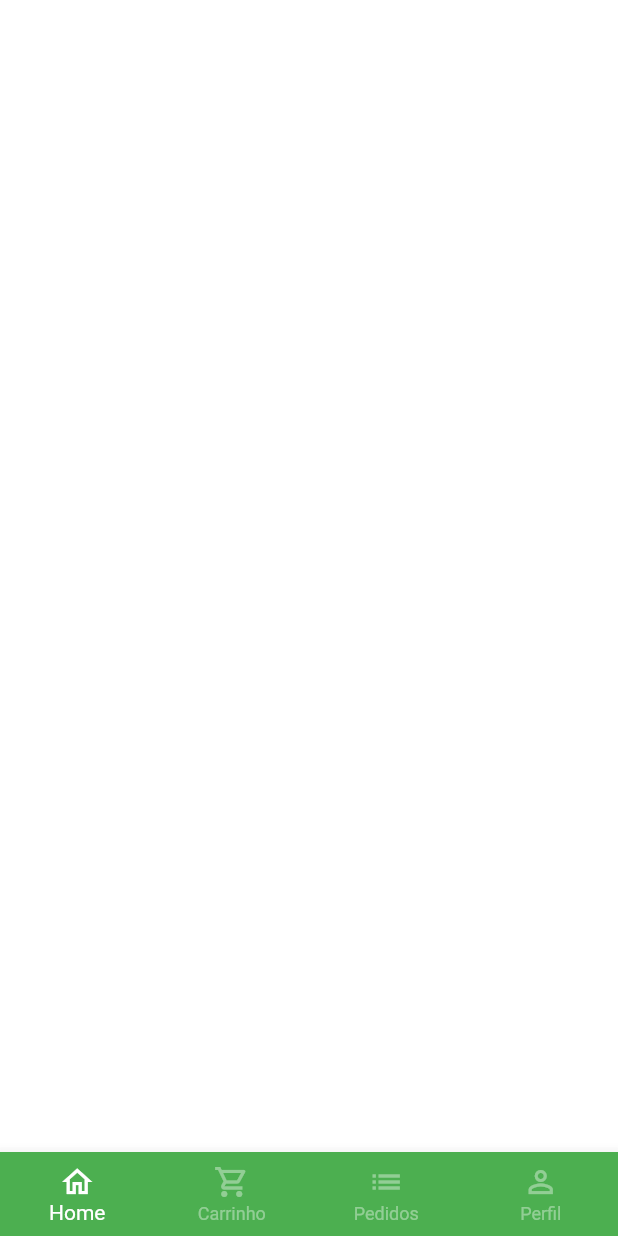
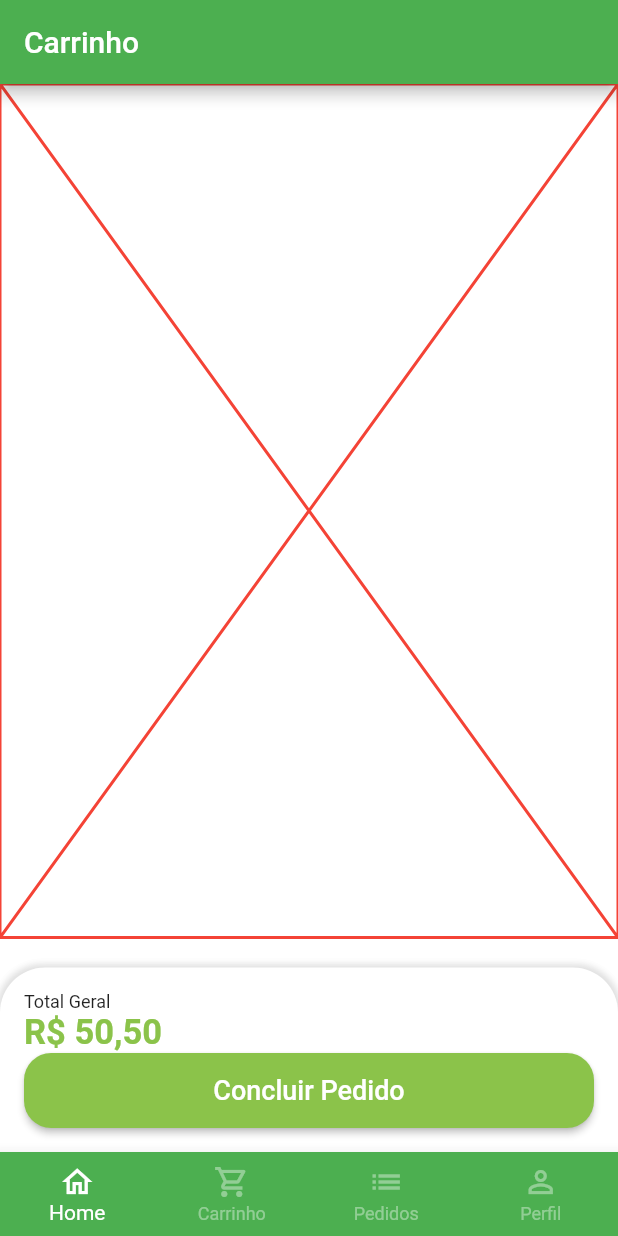
Before and after one commit to jauumgod/greengrocer_flutter, a Flutter app: the BaseScreen screen opened directly, swiped to page 2, on a phone screen of 412 x 824 dp. Run offline on Flutter 3.47's test engine with Material 2 defaults, Android fonts, the phone set to English and light mode, and no system bars; our stand-ins replace animated_text_kit, mask_text_input_formatter.

Commit message:
add more UI

```diff
--- a/lib/main.dart
+++ b/lib/main.dart
@@ -1,5 +1,6 @@
 import 'package:flutter/material.dart';
 import 'package:greengrocer/src/pages/auth/sign_in_screen.dart';
+
 
 void main() {
   runApp(const MyApp());
@@ -15,9 +16,8 @@ class MyApp extends StatelessWidget {
       debugShowCheckedModeBanner: false,
       title: 'GreenGrocer',
       theme: ThemeData(
-        primarySwatch: Colors.green,
-        scaffoldBackgroundColor: Colors.white.withAlpha(190)
-      ),
+          primarySwatch: Colors.green,
+          scaffoldBackgroundColor: Colors.white.withAlpha(190)),
       home: const SignScreen(),
     );
   }
--- a/lib/src/pages/base/base_screen.dart
+++ b/lib/src/pages/base/base_screen.dart
@@ -1,4 +1,5 @@
 import 'package:flutter/material.dart';
+import 'package:greengrocer/src/pages/cart/cart_tab.dart';
 
 import '../home/home_tab.dart';
 
@@ -20,11 +21,9 @@ class _BaseScreenState extends State<BaseScreen> {
         physics: const NeverScrollableScrollPhysics(),
         controller: pageController,
         children: [
-            HomeTab(),
+            const HomeTab(),
+            CartTab(),
 
-          Container(
-            color: Colors.white30,
-          ),
           Container(
             color: Colors.white70,
           ),
--- /dev/null
+++ b/lib/src/pages/cart/cart_tab.dart
@@ -0,0 +1,78 @@
+import 'package:flutter/material.dart';
+import 'package:greengrocer/src/config/custom_colors.dart';
+import 'package:greengrocer/src/services/utils_services.dart';
+
+class CartTab extends StatelessWidget {
+
+  CartTab({Key? key}) : super(key: key);
+  final UtilsServices utilsServices = UtilsServices();
+
+  @override
+  Widget build(BuildContext context) {
+    return Scaffold(
+      appBar: AppBar(
+        title: const Text('Carrinho'),
+      ),
+      body: Column(children: [
+        Expanded(
+          child: Placeholder(
+            color: Colors.red,
+          ),
+        ),
+        const SizedBox(
+          height: 20,
+        ),
+        Container(
+          padding: const EdgeInsets.all(16),
+          decoration: BoxDecoration(
+              color: Colors.white,
+              borderRadius: const BorderRadius.vertical(
+                top: Radius.circular(30),
+              ),
+              boxShadow: [
+                BoxShadow(
+                  color: Colors.grey.shade300,
+                  blurRadius: 3,
+                  spreadRadius: 2,
+                )
+              ]),
+          child: Column(
+            crossAxisAlignment: CrossAxisAlignment.stretch,
+            children: [
+              const Text(
+                'Total Geral',
+                style: TextStyle(
+                  fontSize: 12,
+                ),
+              ),
+              Text(
+                utilsServices.priceToCurrency(50.5),
+                style: TextStyle(
+                  fontSize: 23,
+                  color: CustomColors.customSwatchColor,
+                  fontWeight: FontWeight.bold,
+                ),
+              ),
+              SizedBox(
+                height: 50,
+                child: ElevatedButton(
+                  style: ElevatedButton.styleFrom(
+                    backgroundColor: CustomColors.customSwatchColor,
+                    shape: RoundedRectangleBorder(
+                      borderRadius: BorderRadius.circular(18),
+                    )
+                  ),
+                  onPressed: (){},
+                  child: const Text('Concluir Pedido', style: TextStyle(
+                    fontSize: 18,
+                    ),
+                  ),
+                ),
+              ),
+            ],
+          ),
+        ),
+      ]),
+    );
+  }
+}
--- a/pubspec.yaml
+++ b/pubspec.yaml
@@ -40,6 +40,7 @@ dependencies:
   mask_text_input_formatter: ^2.0.0
   badges: ^2.0.1
   intl: ^0.17.0
+
 
 
 dev_dependencies:
```
Also changed, not shown: lib/src/pages/common_widgets/quantity_widget.dart (added, +102 -0 lines), lib/src/pages/home/components/item_tile.dart (+41 -5 lines), lib/src/pages/product/product_screen.dart (added, +140 -0 lines), assets/logo.png (added).
